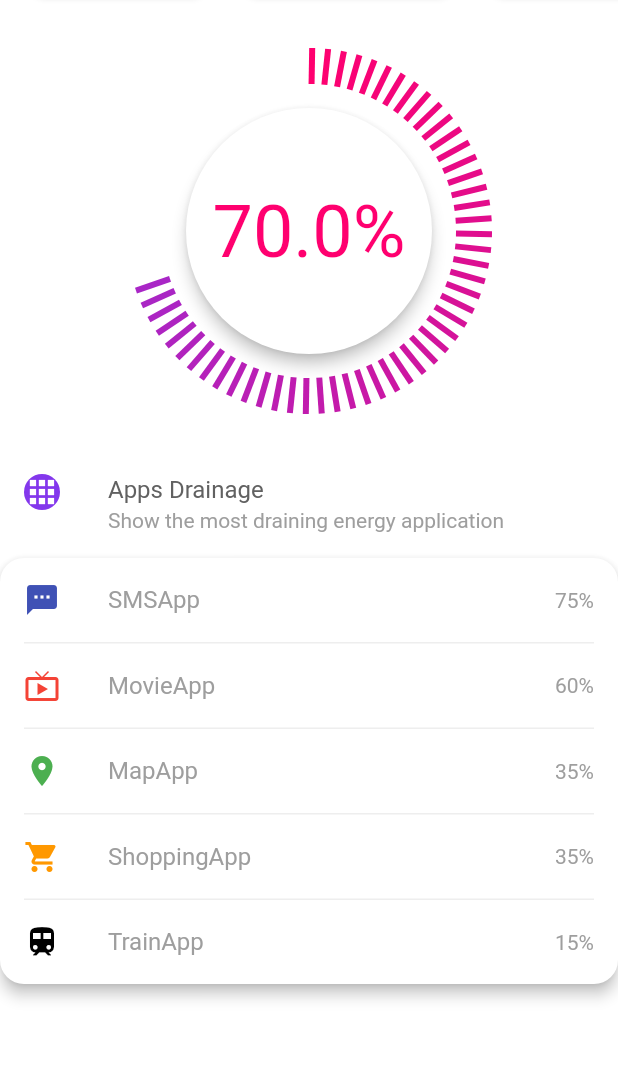
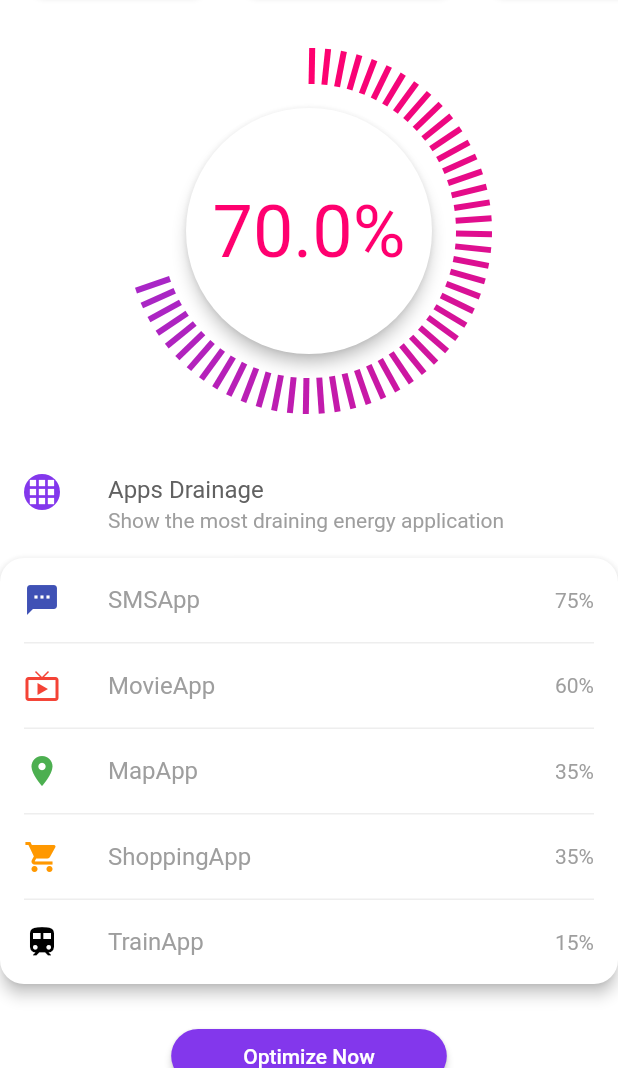
Before and after one commit to Saku-33/ButteryOptimizer-Flutter, a Flutter app: the screen it shows after launch, on a phone screen of 412 x 824 dp, the part 168-1236 px from its top. Run offline on Flutter 3.47's test engine with Material 2 defaults, Android fonts, the phone set to English and light mode, and no system bars.

Commit message:
最適化ボタンの設置

```diff
--- a/lib/main.dart
+++ b/lib/main.dart
@@ -47,6 +47,7 @@
             OptimizerButtons(),
             BatteryLevelIndicator(),
             AppsDrainage(),
+            OptimizeNow(),
           ],
         ),
       ),
@@ -284,3 +285,23 @@
     );
   }
 }
+
+class OptimizeNow extends StatelessWidget {
+  @override
+  Widget build(BuildContext context) {
+    return Padding(
+      padding: EdgeInsets.symmetric(vertical: 24),
+      child: ElevatedButton(
+        style: ElevatedButton.styleFrom(
+          primary: kColorPurple,
+          padding: EdgeInsets.symmetric(horizontal: 48),
+          shape: RoundedRectangleBorder(
+            borderRadius: BorderRadius.circular(24),
+          ),
+        ),
+        onPressed: () {},
+        child: Text('Optimize Now', style: TextStyle(color: Colors.white)),
+      ),
+    );
+  }
+}
```
